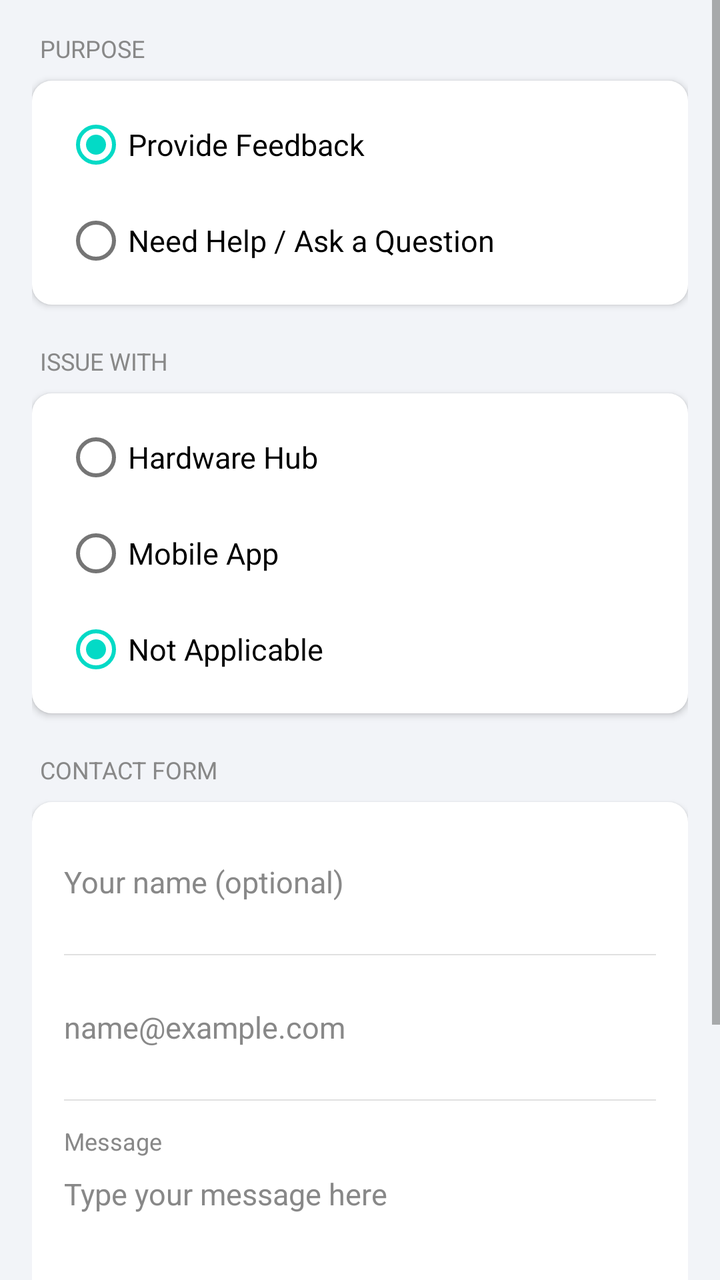
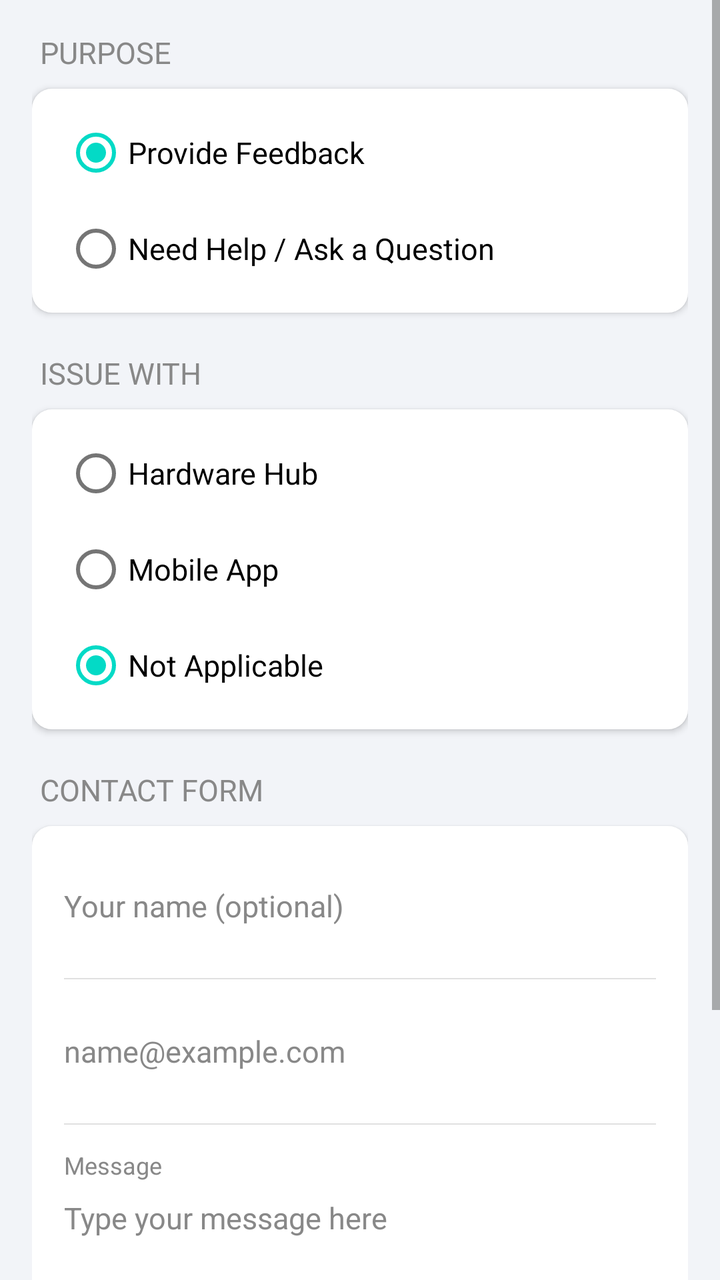

Two renders of the same Android screen: before a commit and after it. Below are the layout's source before the change and the commit's diff.
<!-- AndroidManifest.xml: application theme Theme.AquaSense -->
<!-- res/layout/fragment_contact_form.xml -->
<?xml version="1.0" encoding="utf-8"?>
<ScrollView xmlns:android="http://schemas.android.com/apk/res/android"
    android:layout_width="match_parent"
    android:layout_height="match_parent"
    android:background="@color/background"
    android:fillViewport="true">

    <LinearLayout
        android:layout_width="match_parent"
        android:layout_height="wrap_content"
        android:orientation="vertical"
        android:padding="16dp">

        <TextView
            android:layout_width="wrap_content"
            android:layout_height="wrap_content"
            android:layout_marginBottom="8dp"
            android:layout_marginStart="4dp"
            android:text="@string/contact_purpose"
            android:textAllCaps="true"
            android:textColor="@color/text_secondary"
            android:textSize="12sp" />

        <LinearLayout
            android:layout_width="match_parent"
            android:layout_height="wrap_content"
            android:layout_marginBottom="20dp"
            android:background="@drawable/bg_settings_card"
            android:elevation="2dp"
            android:orientation="vertical"
            android:paddingStart="16dp"
            android:paddingEnd="16dp"
            android:paddingTop="8dp"
            android:paddingBottom="8dp">

            <RadioGroup
                android:id="@+id/rgContactPurpose"
                android:layout_width="match_parent"
                android:layout_height="wrap_content"
                android:orientation="vertical">

                <RadioButton
                    android:id="@+id/rbContactFeedback"
                    android:layout_width="match_parent"
                    android:layout_height="wrap_content"
                    android:checked="true"
                    android:gravity="center_vertical"
                    android:minHeight="48dp"
                    android:text="@string/contact_purpose_feedback"
                    android:textColor="@color/text_primary"
                    android:textSize="15sp" />

                <RadioButton
                    android:id="@+id/rbContactSupport"
                    android:layout_width="match_parent"
                    android:layout_height="wrap_content"
                    android:gravity="center_vertical"
                    android:minHeight="48dp"
                    android:text="@string/contact_purpose_support"
                    android:textColor="@color/text_primary"
                    android:textSize="15sp" />

            </RadioGroup>

        </LinearLayout>

        <TextView
            android:layout_width="wrap_content"
            android:layout_height="wrap_content"
            android:layout_marginBottom="8dp"
            android:layout_marginStart="4dp"
            android:text="@string/contact_issue_with"
            android:textAllCaps="true"
            android:textColor="@color/text_secondary"
            android:textSize="12sp" />

        <LinearLayout
            android:layout_width="match_parent"
            android:layout_height="wrap_content"
            android:layout_marginBottom="20dp"
            android:background="@drawable/bg_settings_card"
            android:elevation="2dp"
            android:orientation="vertical"
            android:paddingStart="16dp"
            android:paddingEnd="16dp"
            android:paddingTop="8dp"
            android:paddingBottom="8dp">

            <RadioGroup
                android:id="@+id/rgContactIssue"
                android:layout_width="match_parent"
                android:layout_height="wrap_content"
                android:orientation="vertical">

                <RadioButton
                    android:id="@+id/rbIssueHardware"
                    android:layout_width="match_parent"
                    android:layout_height="wrap_content"
                    android:gravity="center_vertical"
                    android:minHeight="48dp"
                    android:text="@string/contact_issue_hardware"
                    android:textColor="@color/text_primary"
                    android:textSize="15sp" />

                <RadioButton
                    android:id="@+id/rbIssueApp"
                    android:layout_width="match_parent"
                    android:layout_height="wrap_content"
                    android:gravity="center_vertical"
                    android:minHeight="48dp"
                    android:text="@string/contact_issue_app"
                    android:textColor="@color/text_primary"
                    android:textSize="15sp" />

                <RadioButton
                    android:id="@+id/rbIssueNa"
                    android:layout_width="match_parent"
                    android:layout_height="wrap_content"
                    android:checked="true"
                    android:gravity="center_vertical"
                    android:minHeight="48dp"
                    android:text="@string/contact_issue_na"
                    android:textColor="@color/text_primary"
                    android:textSize="15sp" />

            </RadioGroup>

        </LinearLayout>

        <TextView
            android:layout_width="wrap_content"
            android:layout_height="wrap_content"
            android:layout_marginBottom="8dp"
            android:layout_marginStart="4dp"
            android:text="@string/contact_form"
            android:textAllCaps="true"
            android:textColor="@color/text_secondary"
            android:textSize="12sp" />

        <LinearLayout
            android:layout_width="match_parent"
            android:layout_height="wrap_content"
            android:layout_marginBottom="20dp"
            android:background="@drawable/bg_settings_card"
            android:elevation="2dp"
            android:orientation="vertical"
            android:padding="16dp">

            <EditText
                android:id="@+id/etContactName"
                android:layout_width="match_parent"
                android:layout_height="wrap_content"
                android:layout_marginBottom="12dp"
                android:background="@android:color/transparent"
                android:hint="@string/contact_name"
                android:importantForAutofill="no"
                android:inputType="textPersonName"
                android:maxLength="100"
                android:minHeight="48dp"
                android:textColor="@color/text_primary"
                android:textColorHint="@color/text_secondary"
                android:textSize="15sp" />

            <View
                android:layout_width="match_parent"
                android:layout_height="0.5dp"
                android:layout_marginBottom="12dp"
                android:background="@color/divider" />

            <EditText
                android:id="@+id/etContactEmail"
                android:layout_width="match_parent"
                android:layout_height="wrap_content"
                android:layout_marginBottom="12dp"
                android:background="@android:color/transparent"
                android:hint="@string/email_hint"
                android:importantForAutofill="no"
                android:inputType="textEmailAddress"
                android:maxLength="100"
                android:minHeight="48dp"
                android:textColor="@color/text_primary"
                android:textColorHint="@color/text_secondary"
                android:textSize="15sp" />

            <View
                android:layout_width="match_parent"
                android:layout_height="0.5dp"
                android:layout_marginBottom="12dp"
                android:background="@color/divider" />

            <TextView
                android:layout_width="wrap_content"
                android:layout_height="wrap_content"
                android:layout_marginBottom="8dp"
                android:text="@string/contact_message"
                android:textColor="@color/text_secondary"
                android:textSize="12sp" />

            <EditText
                android:id="@+id/etContactMessage"
                android:layout_width="match_parent"
                android:layout_height="wrap_content"
                android:background="@android:color/transparent"
                android:gravity="top|start"
                android:hint="@string/contact_message_hint"
                android:importantForAutofill="no"
                android:inputType="textMultiLine|textCapSentences"
                android:minLines="6"
                android:textColor="@color/text_primary"
                android:textColorHint="@color/text_secondary"
                android:textSize="15sp" />

        </LinearLayout>

        <Button
            android:id="@+id/btnSendContact"
            android:layout_width="match_parent"
            android:layout_height="52dp"
            android:backgroundTint="@color/accent"
            android:text="@string/contact_send"
            android:textAllCaps="false"
            android:textColor="@color/white"
            android:textSize="15sp" />

    </LinearLayout>

</ScrollView>
<!-- resources referenced by this layout -->
<resources>
  <color name="accent">#FF1565C0</color>
  <color name="background">#FFF2F4F8</color>
  <color name="divider">#FFE0E0E0</color>
  <color name="text_primary">#FF000000</color>
  <color name="text_secondary">#FF888888</color>
  <color name="white">#FFFFFFFF</color>
  <!-- drawable bg_settings_card (drawable) -->
  <?xml version="1.0" encoding="utf-8"?>
  <shape xmlns:android="http://schemas.android.com/apk/res/android"
      android:shape="rectangle">
      <solid android:color="@color/card_background" />
      <corners android:radius="10dp" />
  </shape>
  <string name="contact_form">Contact Form</string>
  <string name="contact_issue_app">Mobile App</string>
  <string name="contact_issue_hardware">Hardware Hub</string>
  <string name="contact_issue_na">Not Applicable</string>
  <string name="contact_issue_with">Issue with</string>
  <string name="contact_message">Message</string>
  <string name="contact_message_hint">Type your message here</string>
  <string name="contact_name">Your name (optional)</string>
  <string name="contact_purpose">Purpose</string>
  <string name="contact_purpose_feedback">Provide Feedback</string>
  <string name="contact_purpose_support">Need Help / Ask a Question</string>
  <string name="contact_send">SEND</string>
  <string name="email_hint">name@example.com</string>
  <style name="Theme.AquaSense" parent="Theme.MaterialComponents.DayNight.NoActionBar" />
  <color name="card_background">#FFFFFFFF</color>
</resources>

<!-- the commit's change to res/layout/fragment_contact_form.xml (unified diff, before → after) -->
@@ -2,7 +2,6 @@
 <ScrollView xmlns:android="http://schemas.android.com/apk/res/android"
     android:layout_width="match_parent"
     android:layout_height="match_parent"
-    android:background="@color/background"
     android:fillViewport="true">
 
     <LinearLayout
@@ -19,7 +18,7 @@
             android:text="@string/contact_purpose"
             android:textAllCaps="true"
             android:textColor="@color/text_secondary"
-            android:textSize="12sp" />
+            android:textSize="15sp" />
 
         <LinearLayout
             android:layout_width="match_parent"
@@ -72,7 +71,7 @@
             android:text="@string/contact_issue_with"
             android:textAllCaps="true"
             android:textColor="@color/text_secondary"
-            android:textSize="12sp" />
+            android:textSize="15sp" />
 
         <LinearLayout
             android:layout_width="match_parent"
@@ -135,7 +134,7 @@
             android:text="@string/contact_form"
             android:textAllCaps="true"
             android:textColor="@color/text_secondary"
-            android:textSize="12sp" />
+            android:textSize="15sp" />
 
         <LinearLayout
             android:layout_width="match_parent"
<!-- resource entries referenced after the edit -->
@@ -2,6 +2,7 @@
 <resources>
   <color name="accent">#FF1565C0</color>
   <color name="background">#FFF2F4F8</color>
+  <color name="toolbar_gradient_start">#FFC1DFE0</color>
   <color name="divider">#FFE0E0E0</color>
   <color name="text_primary">#FF000000</color>
   <color name="text_secondary">#FF888888</color>
@@ -26,7 +27,15 @@
   <string name="contact_purpose_support">Need Help / Ask a Question</string>
   <string name="contact_send">SEND</string>
   <string name="email_hint">name@example.com</string>
-  <style name="Theme.AquaSense" parent="Theme.MaterialComponents.DayNight.NoActionBar" />
+  <style name="Theme.AquaSense" parent="Base.Theme.AquaSense" />
   <color name="card_background">#FFFFFFFF</color>
+  <style name="Base.Theme.AquaSense" parent="Theme.MaterialComponents.DayNight.NoActionBar">
+          
+          <item name="android:windowBackground">@color/background</item>
+          <item name="android:colorBackground">@color/background</item>
+          
+          <item name="android:statusBarColor">@color/toolbar_gradient_start</item>
+          <item name="android:windowLightStatusBar">@bool/light_status_bar_icons</item>
+      </style>
 </resources>
 
